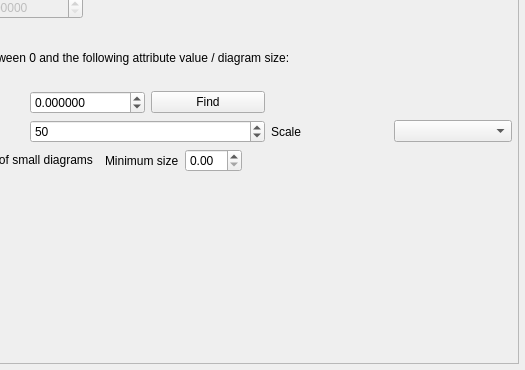
The window that src/ui/qgsdiagrampropertiesbase.ui (qgis/QGIS) describes before a commit, drawn with Qt 5; both pictures show x 163 to 688 and y 121 to 491 of the 688 by 491 pixel window.
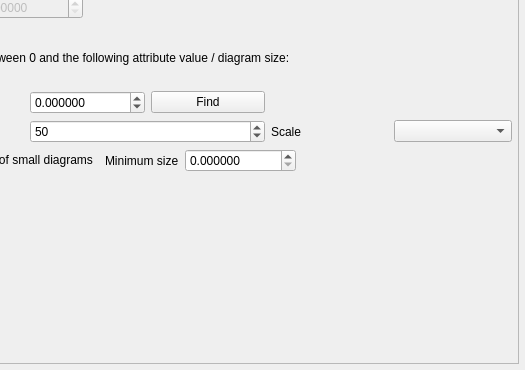
The same window after the commit. The open tabs and pages were chosen to show the change. Icons and pictures are not drawn. Custom widgets are drawn as their Qt base class.

Commit message: Increase maximum size of diagram spinbox (fix #14282)

Patch:
```diff
--- a/src/ui/qgsdiagrampropertiesbase.ui
+++ b/src/ui/qgsdiagrampropertiesbase.ui
@@ -1151,7 +1151,17 @@
                            </widget>
                           </item>
                           <item>
-                           <widget class="QgsDoubleSpinBox" name="mIncreaseMinimumSizeSpinBox"/>
+                           <widget class="QgsDoubleSpinBox" name="mIncreaseMinimumSizeSpinBox">
+                            <property name="decimals">
+                             <number>6</number>
+                            </property>
+                            <property name="maximum">
+                             <double>100000.000000000000000</double>
+                            </property>
+                            <property name="singleStep">
+                             <double>0.200000000000000</double>
+                            </property>
+                           </widget>
                           </item>
                           <item>
                            <spacer name="horizontalSpacer_4">
```
Left out of the diff: 2 changed lines with no effect on the pictures.
